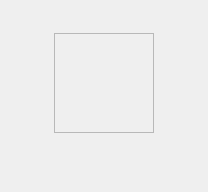
Above: rbhusUI/lib/qt5/folderManager/mediaThumbz.ui from aumanimationstudios/rbhus before the change. Below: the same form after it.
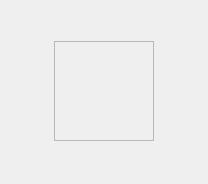
That is the form after the change.

Commit message: fixing folder manager

The edit to the form file:
```diff
--- a/rbhusUI/lib/qt5/folderManager/mediaThumbz.ui
+++ b/rbhusUI/lib/qt5/folderManager/mediaThumbz.ui
@@ -10,7 +10,7 @@
     <x>0</x>
     <y>0</y>
     <width>208</width>
-    <height>192</height>
+    <height>184</height>
    </rect>
   </property>
   <property name="sizePolicy">
@@ -30,16 +30,16 @@
     <number>1</number>
    </property>
    <property name="leftMargin">
-    <number>10</number>
+    <number>2</number>
    </property>
    <property name="topMargin">
-    <number>10</number>
+    <number>2</number>
    </property>
    <property name="rightMargin">
-    <number>10</number>
+    <number>2</number>
    </property>
    <property name="bottomMargin">
-    <number>10</number>
+    <number>2</number>
    </property>
    <item>
     <widget class="QLabel" name="labelLogo">
@@ -170,15 +170,15 @@
        <verstretch>0</verstretch>
       </sizepolicy>
      </property>
-     <property name="maximumSize">
-      <size>
-       <width>16777215</width>
-       <height>40</height>
-      </size>
-     </property>
      <property name="text">
       <string/>
      </property>
+     <property name="textFormat">
+      <enum>Qt::PlainText</enum>
+     </property>
+     <property name="scaledContents">
+      <bool>false</bool>
+     </property>
      <property name="alignment">
       <set>Qt::AlignHCenter|Qt::AlignTop</set>
      </property>
```
The commit also changes 2 other files.
